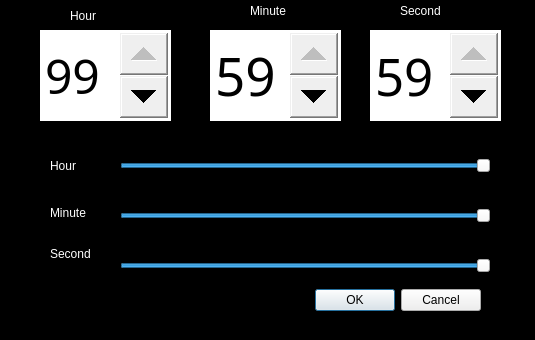
The window that setTimerDialog.ui (eurosa/DigilineSystem-new) describes before a commit, drawn with Qt 5.
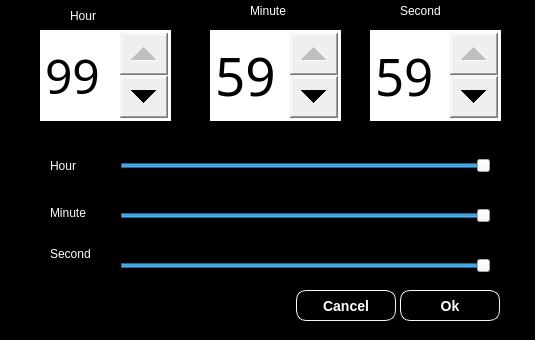
The same window after the commit.

```diff
--- a/setTimerDialog.ui
+++ b/setTimerDialog.ui
@@ -24,27 +24,6 @@
   <property name="modal">
    <bool>false</bool>
   </property>
-  <widget class="QDialogButtonBox" name="buttonBox">
-   <property name="geometry">
-    <rect>
-     <x>270</x>
-     <y>270</y>
-     <width>211</width>
-     <height>61</height>
-    </rect>
-   </property>
-   <property name="styleSheet">
-    <string notr="true">QDialogButtonBox{
-color:#FFFFFF;
-}</string>
-   </property>
-   <property name="orientation">
-    <enum>Qt::Horizontal</enum>
-   </property>
-   <property name="standardButtons">
-    <set>QDialogButtonBox::Cancel|QDialogButtonBox::Ok</set>
-   </property>
-  </widget>
   <widget class="QSlider" name="hourSlider">
    <property name="geometry">
     <rect>
@@ -327,6 +306,66 @@
     <string>Second</string>
    </property>
   </widget>
+  <widget class="QPushButton" name="buttonOk">
+   <property name="geometry">
+    <rect>
+     <x>400</x>
+     <y>290</y>
+     <width>100</width>
+     <height>31</height>
+    </rect>
+   </property>
+   <property name="styleSheet">
+    <string notr="true">QPushButton{
+    border-style: outset;
+    border-width: 1px;
+    border-radius: 10px;
+    border-color: beige;
+    font: bold 14px;
+ 
+    padding: 6px;
+    background-color: #000000;
+    color:#FFFFFF;
+}
+QPushButton#pressed {
+    background-color: gray;
+    border-style: inset;
+}</string>
+   </property>
+   <property name="text">
+    <string>Ok</string>
+   </property>
+  </widget>
+  <widget class="QPushButton" name="buttonCancel">
+   <property name="geometry">
+    <rect>
+     <x>296</x>
+     <y>290</y>
+     <width>100</width>
+     <height>31</height>
+    </rect>
+   </property>
+   <property name="styleSheet">
+    <string notr="true">QPushButton{
+    border-style: outset;
+    border-width: 1px;
+    border-radius: 10px;
+    border-color: beige;
+    font: bold 14px;
+ 
+    padding: 6px;
+    background-color: #000000;
+    color:#FFFFFF;
+}
+QPushButton#pressed {
+    background-color: gray;
+    border-style: inset;
+}</string>
+   </property>
+   <property name="text">
+    <string>Cancel</string>
+   </property>
+  </widget>
  </widget>
  <resources/>
  <connections>
```
Left out of the diff: 47 changed lines with no effect on the pictures.
